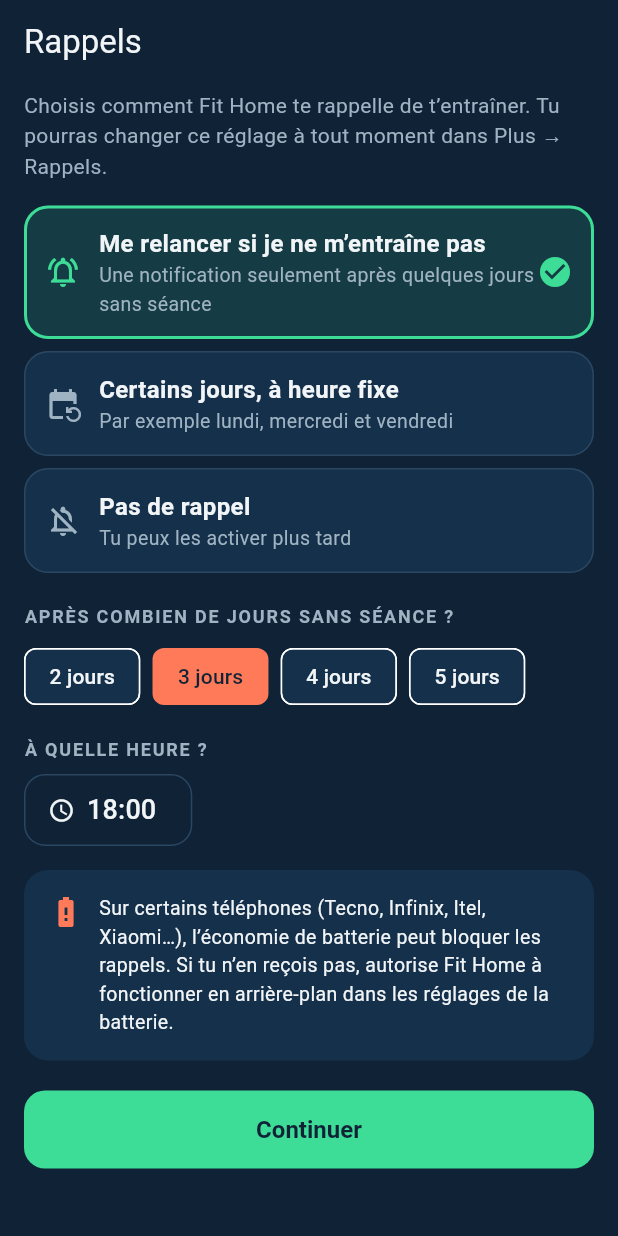
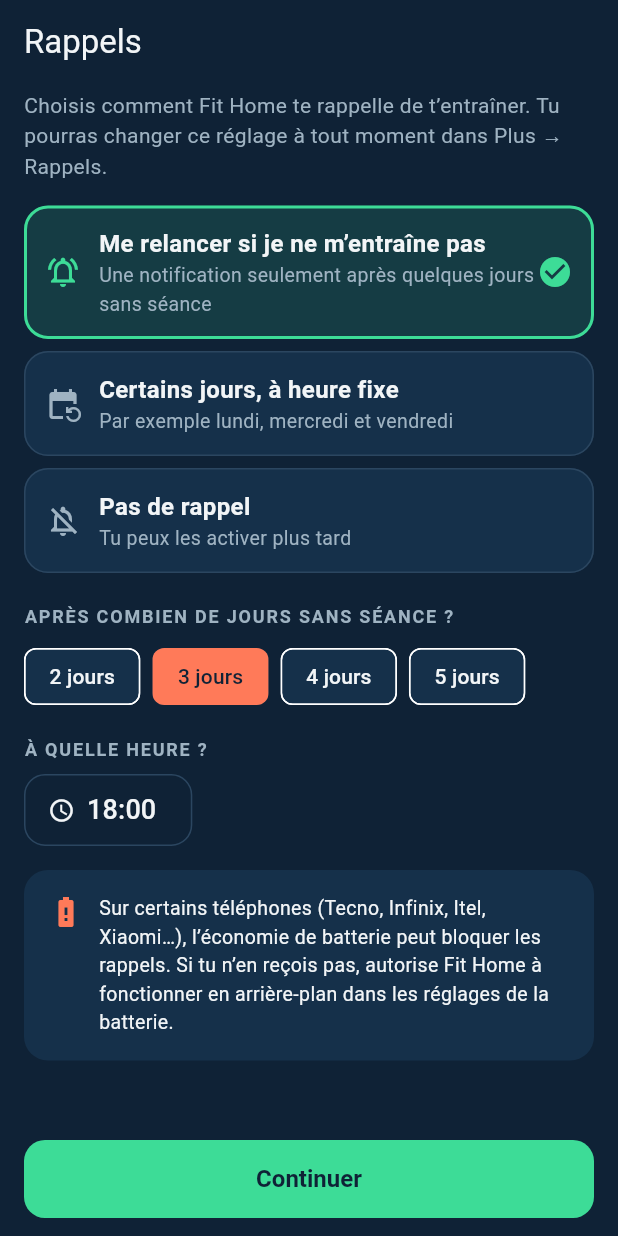
Before and after one commit to dev-Chris06/fit-home, a Flutter app: the screen it shows after launch, on a phone screen of 412 x 824 dp. Run offline on Flutter 3.47's test engine with Material 3 defaults, Android fonts, the phone set to English and light mode, and no system bars; our stand-ins replace flutter_local_notifications, package_info_plus, shared_preferences, timezone, wakelock_plus.

Commit message:
fix(rappels): bouton Continuer/Enregistrer fixé en bas de l'écran
Co-Authored-By: Claude Opus 5.5 <noreply@anthropic.com>
Claude-Session: https://claude.ai/code/session_01GRprKZdxbL4yQmFcTFG3MA

```diff
--- a/lib/screens/reminder_screen.dart
+++ b/lib/screens/reminder_screen.dart
@@ -157,12 +157,17 @@ class _ReminderScreenState extends State<ReminderScreen> {
                 },
               ),
           ],
-          const SizedBox(height: 20),
-          FilledButton(
+        ],
+      ),
+      // Le bouton reste toujours visible en bas de l'écran.
+      bottomNavigationBar: SafeArea(
+        child: Padding(
+          padding: const EdgeInsets.fromLTRB(16, 8, 16, 12),
+          child: FilledButton(
             onPressed: saving || fixeEmpty ? null : _save,
             child: Text(widget.firstTime ? 'Continuer' : 'Enregistrer'),
           ),
-        ],
+        ),
       ),
     );
   }
```
